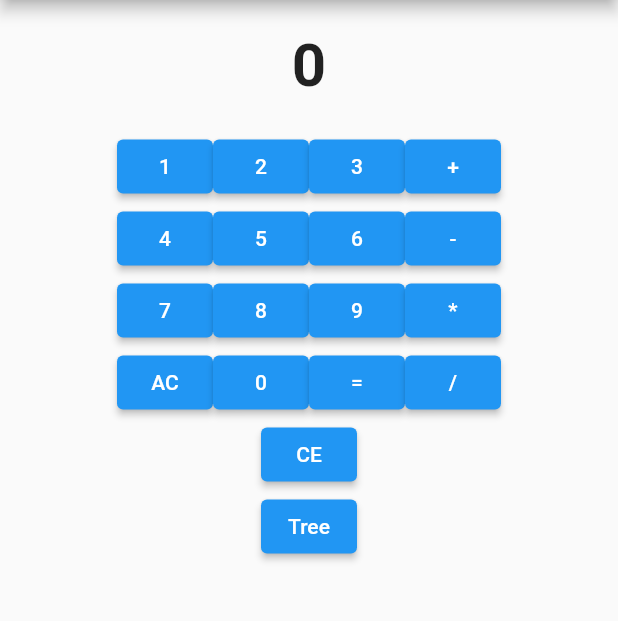
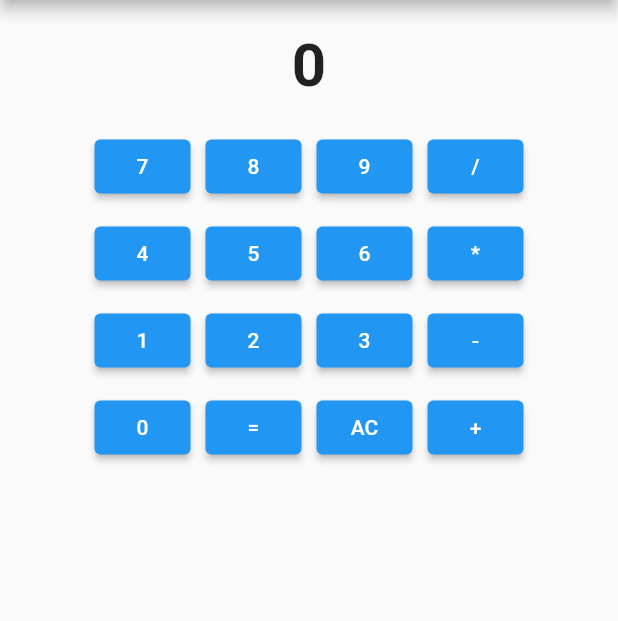
Before and after one commit to pyowonsik/bloc_calculator, a Flutter app: the screen it shows after launch, on a phone screen of 412 x 824 dp, the part 84-705 px from its top. Run offline on Flutter 3.47's test engine with Material 2 defaults, Android fonts, the phone set to English and light mode, and no system bars; our stand-ins replace bloc, equatable, flutter_bloc; missing offline and left inert: binary_tree.

Commit message:
숫자 배치 수정 , CE , Tree 버튼 삭제

```diff
--- a/lib/ui/home.dart
+++ b/lib/ui/home.dart
@@ -43,31 +43,37 @@ class Home extends StatelessWidget {
                   onPressed: () {
                     context
                         .read<CalculatorBloc>()
-                        .add(InputNumberEvent(input: 1));
+                        .add(InputNumberEvent(input: 7));
                   },
-                  child: const Text('1')),
+                  child: const Text('7')),
+              const SizedBox(width: 10),
               ElevatedButton(
                   onPressed: () {
                     context
                         .read<CalculatorBloc>()
-                        .add(InputNumberEvent(input: 2));
+                        .add(InputNumberEvent(input: 8));
                   },
-                  child: const Text('2')),
+                  child: const Text('8')),
+              const SizedBox(width: 10),
               ElevatedButton(
                   onPressed: () {
                     context
                         .read<CalculatorBloc>()
-                        .add(InputNumberEvent(input: 3));
+                        .add(InputNumberEvent(input: 9));
                   },
-                  child: const Text('3')),
+                  child: const Text('9')),
+              const SizedBox(width: 10),
               ElevatedButton(
                   onPressed: () {
                     context
                         .read<CalculatorBloc>()
-                        .add(InputNumberEvent(input: '+'));
+                        .add(InputNumberEvent(input: '/'));
                   },
-                  child: const Text('+')),
+                  child: const Text('/')),
             ],
+          ),
+          const SizedBox(
+            height: 10,
           ),
           Row(
             mainAxisAlignment: MainAxisAlignment.center,
@@ -79,6 +85,7 @@ class Home extends StatelessWidget {
                         .add(InputNumberEvent(input: 4));
                   },
                   child: const Text('4')),
+              const SizedBox(width: 10),
               ElevatedButton(
                   onPressed: () {
                     context
@@ -86,6 +93,7 @@ class Home extends StatelessWidget {
                         .add(InputNumberEvent(input: 5));
                   },
                   child: const Text('5')),
+              const SizedBox(width: 10),
               ElevatedButton(
                   onPressed: () {
                     context
@@ -93,6 +101,46 @@ class Home extends StatelessWidget {
                         .add(InputNumberEvent(input: 6));
                   },
                   child: const Text('6')),
+              const SizedBox(width: 10),
+              ElevatedButton(
+                  onPressed: () {
+                    context
+                        .read<CalculatorBloc>()
+                        .add(InputNumberEvent(input: '*'));
+                  },
+                  child: const Text('*')),
+            ],
+          ),
+          const SizedBox(
+            height: 10,
+          ),
+          Row(
+            mainAxisAlignment: MainAxisAlignment.center,
+            children: [
+              ElevatedButton(
+                  onPressed: () {
+                    context
+                        .read<CalculatorBloc>()
+                        .add(InputNumberEvent(input: 1));
+                  },
+                  child: const Text('1')),
+              const SizedBox(width: 10),
+              ElevatedButton(
+                  onPressed: () {
+                    context
+                        .read<CalculatorBloc>()
+                        .add(InputNumberEvent(input: 2));
+                  },
+                  child: const Text('2')),
+              const SizedBox(width: 10),
+              ElevatedButton(
+                  onPressed: () {
+                    context
+                        .read<CalculatorBloc>()
+                        .add(InputNumberEvent(input: 3));
+                  },
+                  child: const Text('3')),
+              const SizedBox(width: 10),
               ElevatedButton(
                   onPressed: () {
                     context
@@ -102,6 +150,9 @@ class Home extends StatelessWidget {
                   child: const Text('-')),
             ],
           ),
+          const SizedBox(
+            height: 10,
+          ),
           Row(
             mainAxisAlignment: MainAxisAlignment.center,
             children: [
@@ -109,48 +160,10 @@ class Home extends StatelessWidget {
                   onPressed: () {
                     context
                         .read<CalculatorBloc>()
-                        .add(InputNumberEvent(input: 7));
-                  },
-                  child: const Text('7')),
-              ElevatedButton(
-                  onPressed: () {
-                    context
-                        .read<CalculatorBloc>()
-                        .add(InputNumberEvent(input: 8));
-                  },
-                  child: const Text('8')),
-              ElevatedButton(
-                  onPressed: () {
-                    context
-                        .read<CalculatorBloc>()
-                        .add(InputNumberEvent(input: 9));
-                  },
-                  child: const Text('9')),
-              ElevatedButton(
-                  onPressed: () {
-                    context
-                        .read<CalculatorBloc>()
-                        .add(InputNumberEvent(input: '*'));
-                  },
-                  child: const Text('*')),
-            ],
-          ),
-          Row(
-            mainAxisAlignment: MainAxisAlignment.center,
-            children: [
-              ElevatedButton(
-                  onPressed: () {
-                    context.read<CalculatorBloc>().add(InitEvent());
-                    isCalculate = false;
-                  },
-                  child: const Text('AC')),
-              ElevatedButton(
-                  onPressed: () {
-                    context
-                        .read<CalculatorBloc>()
                         .add(InputNumberEvent(input: 0));
                   },
                   child: const Text('0')),
+              const SizedBox(width: 10),
               BlocBuilder<CalculatorBloc, CalculatorState>(
                   builder: (context, state) {
                 return ElevatedButton(
@@ -164,27 +177,23 @@ class Home extends StatelessWidget {
                     },
                     child: const Text('='));
               }),
+              const SizedBox(width: 10),
+              ElevatedButton(
+                  onPressed: () {
+                    context.read<CalculatorBloc>().add(InitEvent());
+                    isCalculate = false;
+                  },
+                  child: const Text('AC')),
+              const SizedBox(width: 10),
               ElevatedButton(
                   onPressed: () {
                     context
                         .read<CalculatorBloc>()
-                        .add(InputNumberEvent(input: '/'));
+                        .add(InputNumberEvent(input: '+'));
                   },
-                  child: const Text('/')),
+                  child: const Text('+')),
             ],
           ),
-          ElevatedButton(
-              onPressed: () {
-                context
-                    .read<CalculatorBloc>()
-                    .add(InputNumberEvent(input: 'CE'));
-              },
-              child: const Text('CE')),
-          ElevatedButton(
-              onPressed: () {
-                printTree();
-              },
-              child: const Text('Tree')),
         ],
       ),
     );
```
